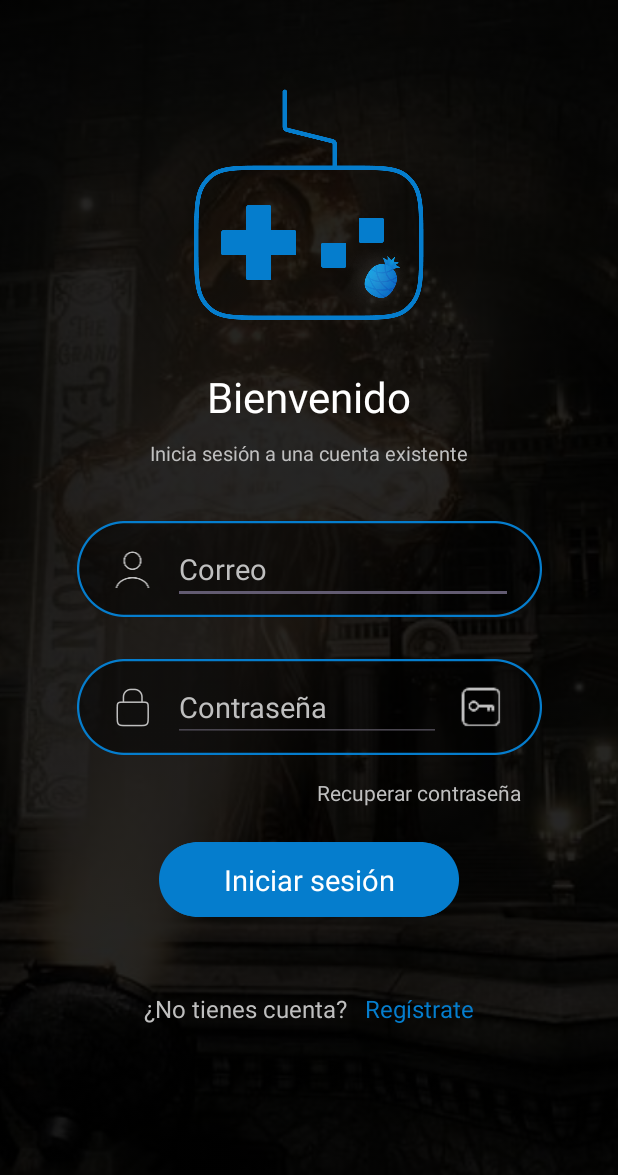
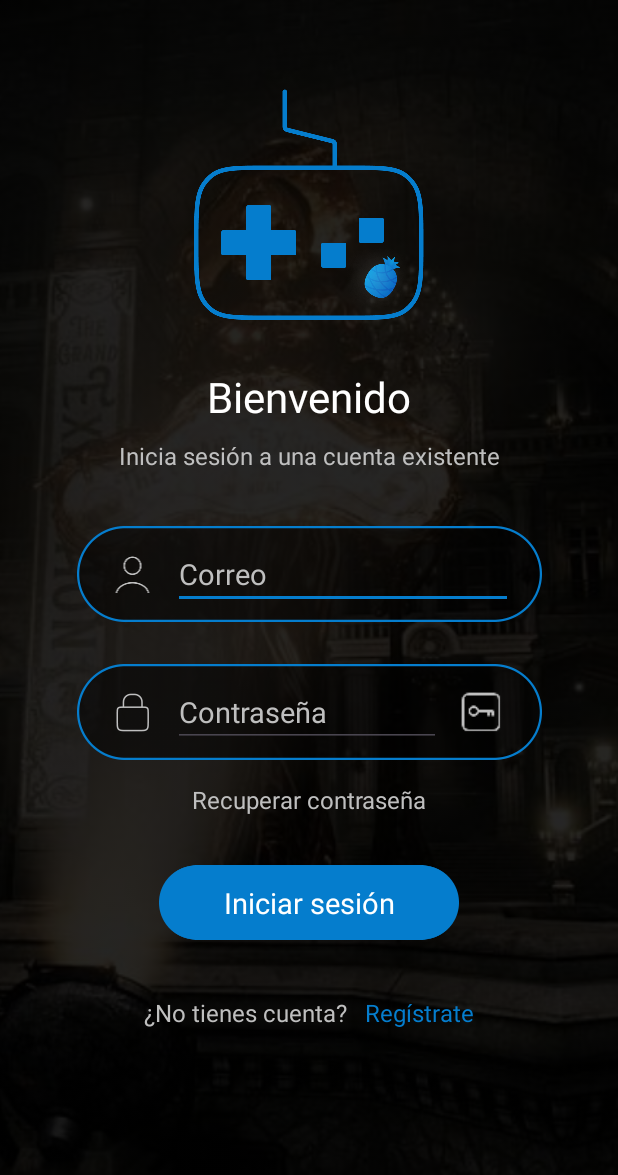
Before and after one commit to M13DAM-Grupo-4/GamePinnacle, an Android app: the screen it shows after launch (MainActivity), on a phone screen of 412 x 824 dp. Shown: the top 1175 px of the screen. Run offline under Robolectric (Android 15) with nearby library versions, the phone set to English and light mode, and no system bars; Roboto replaces fonts that are not available here.

Commit message:
Layout fix

```diff
--- a/app/src/main/AndroidManifest.xml
+++ b/app/src/main/AndroidManifest.xml
@@ -24,7 +24,8 @@
         </activity>
         <activity
             android:name=".MainActivity"
-            android:exported="true">
+            android:exported="true"
+            android:screenOrientation="portrait">
             <intent-filter>
                 <action android:name="android.intent.action.MAIN" />
 
--- a/app/src/main/res/layout/fragment_login_menu.xml
+++ b/app/src/main/res/layout/fragment_login_menu.xml
@@ -37,7 +37,7 @@
         android:fontFamily="@font/roboto_medium"
         android:text="Inicia sesión a una cuenta existente"
         android:textColor="#BFBFBF"
-        android:textSize="13sp"
+        android:textSize="16sp"
         app:layout_constraintEnd_toEndOf="parent"
         app:layout_constraintStart_toStartOf="@+id/Background"
         app:layout_constraintTop_toBottomOf="@+id/Bienvenida" />
@@ -91,6 +91,8 @@
             android:hint="Correo"
             android:inputType="text"
             android:singleLine="true"
+            android:textColor="#BFBFBF"
+            android:textColorHighlight="#057DCD"
             android:textColorHint="#BFBFBF"
             android:textSize="19sp"
             app:layout_constraintBottom_toBottomOf="parent"
@@ -139,6 +141,8 @@
             android:inputType="text|textPassword"
             android:password="true"
             android:singleLine="true"
+            android:textColor="#BFBFBF"
+            android:textColorHighlight="#057DCD"
             android:textColorHint="#BFBFBF"
             android:textSize="19sp"
             app:layout_constraintBottom_toBottomOf="parent"
@@ -163,7 +167,7 @@
         android:id="@+id/login_button"
         android:layout_width="200dp"
         android:layout_height="50dp"
-        android:layout_marginTop="58dp"
+        android:layout_marginTop="70dp"
         app:layout_constraintEnd_toEndOf="parent"
         app:layout_constraintStart_toStartOf="parent"
         app:layout_constraintTop_toBottomOf="@+id/password">
@@ -196,7 +200,7 @@
         android:id="@+id/register"
         android:layout_width="220dp"
         android:layout_height="26dp"
-        android:layout_marginTop="48dp"
+        android:layout_marginTop="35dp"
         app:layout_constraintEnd_toEndOf="parent"
         app:layout_constraintStart_toStartOf="parent"
         app:layout_constraintTop_toBottomOf="@+id/login_button">
@@ -231,12 +235,12 @@
         android:layout_width="wrap_content"
         android:layout_height="wrap_content"
         android:layout_marginTop="15dp"
-        android:layout_marginEnd="13dp"
         android:fontFamily="@font/roboto_medium"
         android:text="Recuperar contraseña"
         android:textColor="#BFBFBF"
-        android:textSize="14sp"
+        android:textSize="16sp"
         app:layout_constraintEnd_toEndOf="@+id/password"
+        app:layout_constraintStart_toStartOf="@+id/password"
         app:layout_constraintTop_toBottomOf="@+id/password" />
 
 </androidx.constraintlayout.widget.ConstraintLayout>
--- a/app/src/main/res/values-night/themes.xml
+++ b/app/src/main/res/values-night/themes.xml
@@ -5,7 +5,7 @@
         <!-- <item name="colorPrimary">@color/my_dark_primary</item> -->
 
         <item name="android:statusBarColor">@color/black</item>
-        <item name="android:navigationBarColor">@color/black</item>
+        <item name="android:colorControlActivated">@color/blue</item>
 
     </style>
 </resources>
--- a/app/src/main/res/values/colors.xml
+++ b/app/src/main/res/values/colors.xml
@@ -2,4 +2,5 @@
 <resources>
     <color name="black">#FF000000</color>
     <color name="white">#FFFFFFFF</color>
+    <color name="blue">#057DCD</color>
 </resources>
--- a/app/src/main/res/values/themes.xml
+++ b/app/src/main/res/values/themes.xml
@@ -3,8 +3,10 @@
     <style name="Base.Theme.GamePinnacle" parent="Theme.Material3.DayNight.NoActionBar">
         <!-- Customize your light theme here. -->
         <!-- <item name="colorPrimary">@color/my_light_primary</item> -->
+
         <item name="android:statusBarColor">@color/black</item>
-        <item name="android:navigationBarColor">@color/black</item>
+        <item name="android:colorControlActivated">@color/blue</item>
+
     </style>
 
     <style name="Theme.GamePinnacle" parent="Base.Theme.GamePinnacle" />
```
